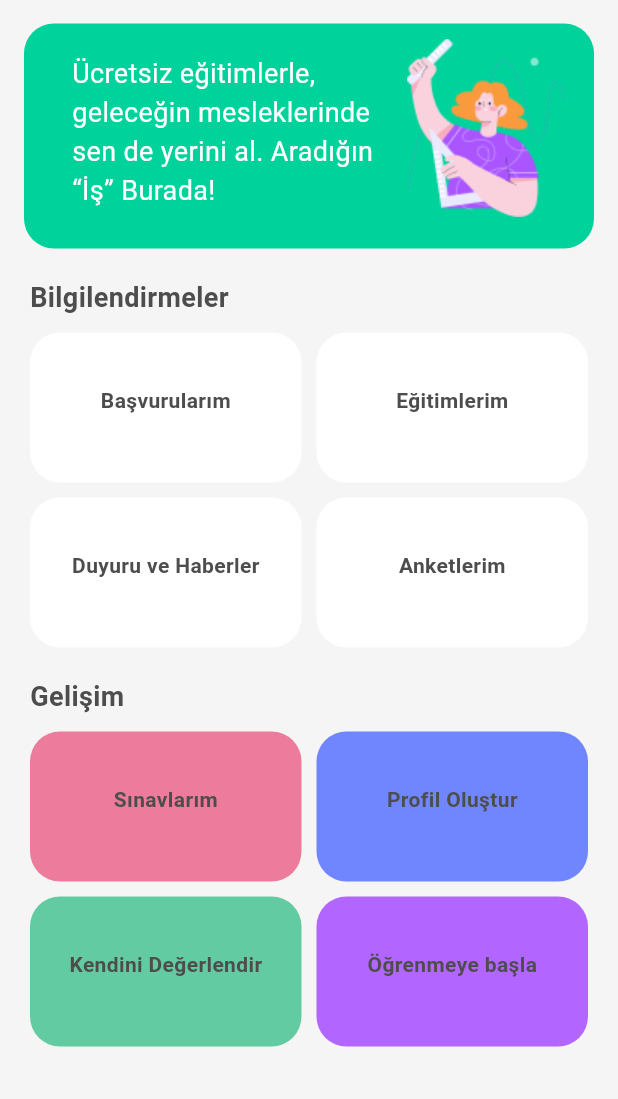
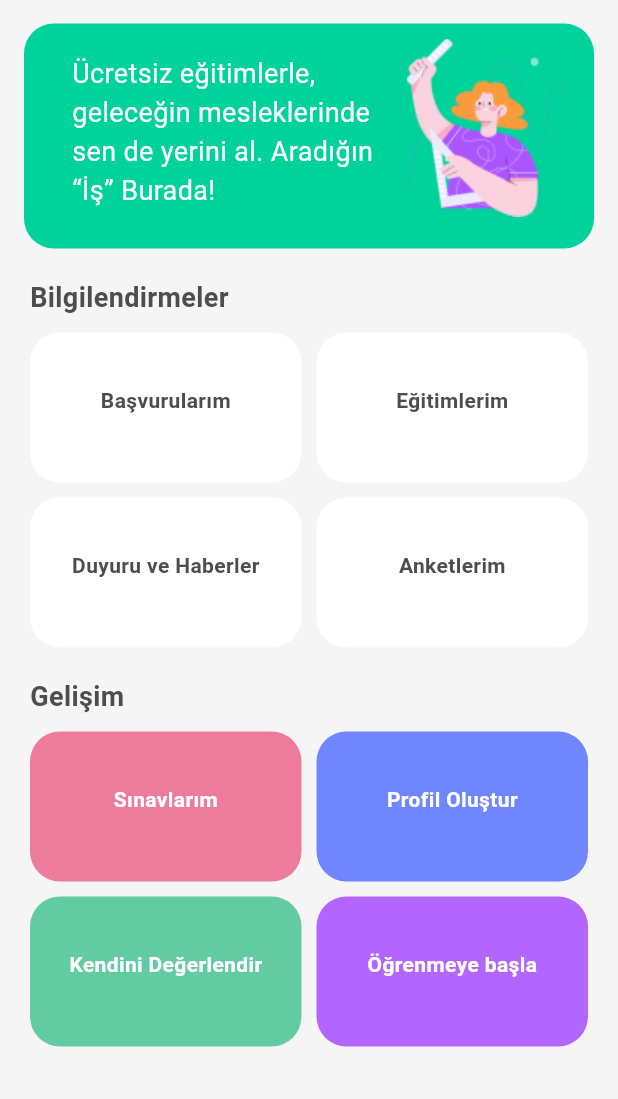
Before and after one commit to ozgeakinci/tobeto-app, a Flutter app: the HomePage screen opened directly, on a phone screen of 412 x 824 dp, the part 137-1236 px from its top. Run offline on Flutter 3.47's test engine with Material 3 defaults, Android fonts, the phone set to English and light mode, and no system bars; our stand-ins replace google_fonts.

Commit message:
text color changed

```diff
--- a/lib/view/screens/home_page.dart
+++ b/lib/view/screens/home_page.dart
@@ -98,7 +98,10 @@ class HomePage extends StatelessWidget {
                               title: 'Başvurularım',
                               color: isDarkMode
                                   ? TobetoAppColor.buttonColorDark
-                                  : TobetoAppColor.buttonColorLight),
+                                  : TobetoAppColor.buttonColorLight,
+                              textColor: isDarkMode
+                                  ? TobetoAppColor.textColorDark
+                                  : TobetoAppColor.textColorBlack),
                           const SizedBox(
                             width: 10,
                           ),
@@ -106,7 +109,10 @@ class HomePage extends StatelessWidget {
                               title: 'Eğitimlerim',
                               color: isDarkMode
                                   ? TobetoAppColor.buttonColorDark
-                                  : TobetoAppColor.buttonColorLight)
+                                  : TobetoAppColor.buttonColorLight,
+                              textColor: isDarkMode
+                                  ? TobetoAppColor.textColorDark
+                                  : TobetoAppColor.textColorBlack)
                         ],
                       ),
                     ),
@@ -119,7 +125,10 @@ class HomePage extends StatelessWidget {
                             title: 'Duyuru ve Haberler',
                             color: isDarkMode
                                 ? TobetoAppColor.buttonColorDark
-                                : TobetoAppColor.buttonColorLight),
+                                : TobetoAppColor.buttonColorLight,
+                            textColor: isDarkMode
+                                ? TobetoAppColor.textColorDark
+                                : TobetoAppColor.textColorBlack),
                         const SizedBox(
                           width: 10,
                         ),
@@ -127,7 +136,10 @@ class HomePage extends StatelessWidget {
                             title: 'Anketlerim',
                             color: isDarkMode
                                 ? TobetoAppColor.buttonColorDark
-                                : TobetoAppColor.buttonColorLight)
+                                : TobetoAppColor.buttonColorLight,
+                            textColor: isDarkMode
+                                ? TobetoAppColor.textColorDark
+                                : TobetoAppColor.textColorBlack)
                       ],
                     )
                   ]),
--- a/lib/view/widgets/big_button.dart
+++ b/lib/view/widgets/big_button.dart
@@ -11,7 +11,7 @@ class BigButton extends StatelessWidget {
     required this.title,
     required this.color,
     Color? textColor,
-  })  : textColor = textColor ?? TobetoAppColor.textColorBlack,
+  })  : textColor = textColor ?? TobetoAppColor.textColor,
         super(key: key);
 
   final String title;
@@ -52,10 +52,7 @@ class BigButton extends StatelessWidget {
               child: Center(
                 child: Text(
                   title,
-                  style: TextStyle(
-                      color: isDarkMode
-                          ? TobetoAppColor.textColorDark
-                          : TobetoAppColor.textColorBlack),
+                  style: TextStyle(color: textColor),
                 ),
               ),
             )
```
